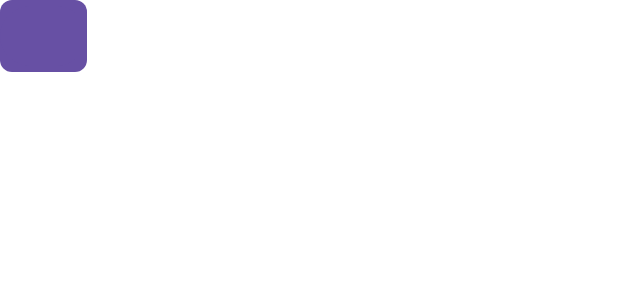
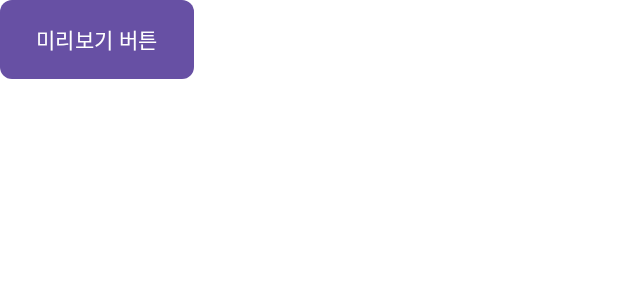
Before and after one commit to hjw0623/PyeonKing, an Android app built with Jetpack Compose: the @Preview function PyeonKingButtonPreview, on a phone screen of 412 x 824 dp. Shown: the top 300 px of the screen. Run offline under Robolectric (Android 15) with nearby library versions, the phone set to English and light mode, and no system bars.

Commit message:
refactor: PyeonkingButton의 확장성 및 재사용성 개선

```diff
--- a/app/src/main/java/com/hjw0623/pyeonking/core/presentation/designsystem/util/PyeonKingButton.kt
+++ b/app/src/main/java/com/hjw0623/pyeonking/core/presentation/designsystem/util/PyeonKingButton.kt
@@ -1,8 +1,9 @@
 package com.hjw0623.pyeonking.core.presentation.designsystem.util
 
-import androidx.compose.foundation.background
+import androidx.compose.foundation.layout.PaddingValues
 import androidx.compose.foundation.shape.RoundedCornerShape
 import androidx.compose.material3.Button
+import androidx.compose.material3.ButtonDefaults // ButtonDefaults import 추가
 import androidx.compose.material3.MaterialTheme
 import androidx.compose.material3.Text
 import androidx.compose.runtime.Composable
@@ -15,15 +16,20 @@ import com.hjw0623.pyeonking.ui.theme.PyeonKingTheme
 fun PyeonKingButton(
     text: String = "",
     onClick: () -> Unit = {},
+    enabled: Boolean = true,
+    contentPadding: PaddingValues = PaddingValues(0.dp),
     modifier: Modifier = Modifier
 ) {
     Button(
         onClick = onClick,
-        modifier = modifier
-            .background(
-                color = MaterialTheme.colorScheme.primary,
-                shape = RoundedCornerShape(8.dp)
-            )
+        modifier = modifier,
+        enabled = enabled,
+        contentPadding = contentPadding,
+        shape = RoundedCornerShape(8.dp),
+        colors = ButtonDefaults.buttonColors(
+            containerColor = MaterialTheme.colorScheme.primary,
+            contentColor = MaterialTheme.colorScheme.onPrimary
+        )
     ) {
         Text(
             text = text,
@@ -37,7 +43,10 @@ fun PyeonKingButton(
 private fun PyeonKingButtonPreview() {
     PyeonKingTheme {
         PyeonKingButton(
-            text = ""
+            text = "미리보기 버튼",
+            onClick = {},
+            enabled = true,
+            contentPadding = PaddingValues(vertical = 16.dp, horizontal = 24.dp)
         )
     }
 }
```
